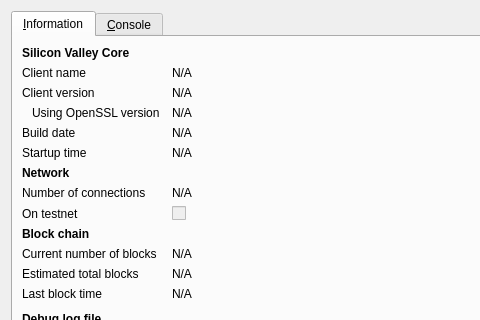
First picture: the form in src/qt/forms/rpcconsole.ui, repository UmbrellaHoldings/ULTC, before the edit; both pictures show x 0 to 480 and y 0 to 320 of the 740 by 450 pixel window.
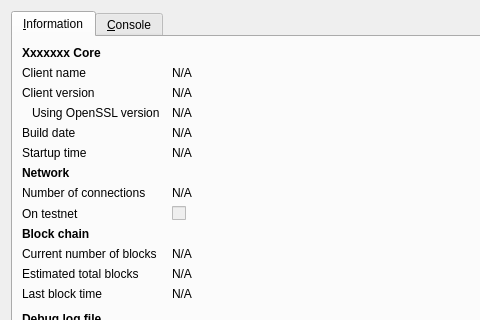
Second picture: the form after the edit. Icons and pictures are not drawn.

Commit message: Coin name to xxxxxxx, Xxxxxxx, symbol to ZYZ

```diff
--- a/src/qt/forms/rpcconsole.ui
+++ b/src/qt/forms/rpcconsole.ui
@@ -36,7 +36,7 @@
           </font>
          </property>
          <property name="text">
-          <string>Silicon Valley Core</string>
+          <string>Xxxxxxx Core</string>
          </property>
         </widget>
        </item>
```
Left out of the diff: 6 changed lines with no effect on the pictures. The commit also changes 154 other files.
